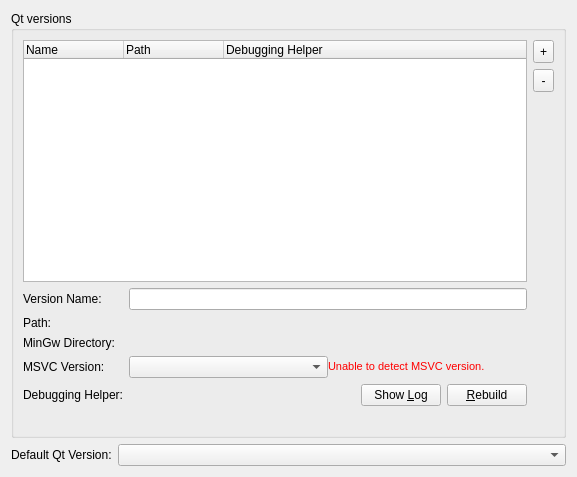
qt-creator/qt-creator, file src/plugins/qt4projectmanager/qtversionmanager.ui: the form before one commit.
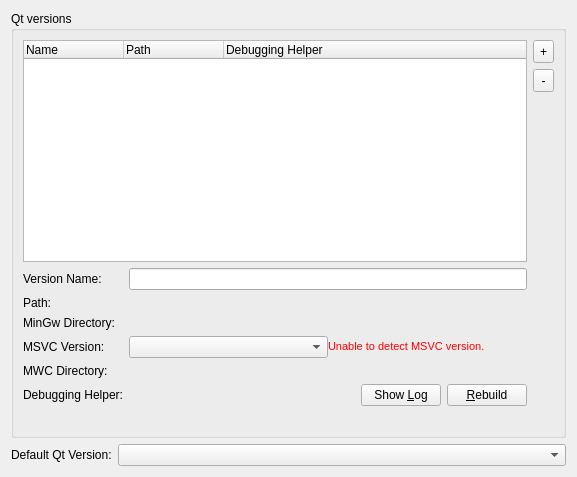
The form after the commit. Custom widgets are drawn as their Qt base class.

Commit message: Parametrize metroworks tools path.

The edit to the form file:
```diff
--- a/src/plugins/qt4projectmanager/qtversionmanager.ui
+++ b/src/plugins/qt4projectmanager/qtversionmanager.ui
@@ -162,6 +162,16 @@
         </item>
        </layout>
       </item>
+      <item row="5" column="0">
+       <widget class="QLabel" name="mwcLabel">
+        <property name="text">
+         <string>MWC Directory:</string>
+        </property>
+       </widget>
+      </item>
+      <item row="5" column="1">
+       <widget class="Core::Utils::PathChooser" name="mwcPath" native="true"/>
+      </item>
       <item row="6" column="0">
        <widget class="QLabel" name="label">
         <property name="text">
```
Left out of the diff: 14 changed lines with no effect on the pictures. The commit also changes 8 other files.
